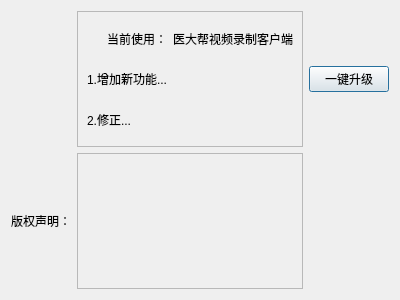
sunwenjieIT/wenjie-obs-personal, file obs/forms/YDBUpdate.ui: the form before one commit.
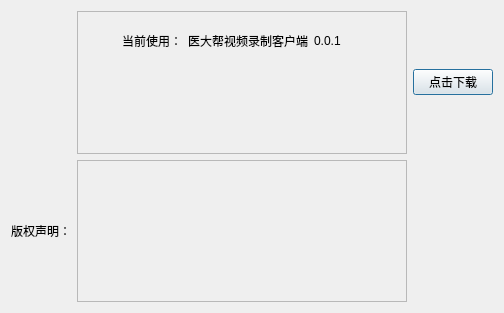
The form after the commit. Icons and pictures are not drawn.

```diff
--- a/obs/forms/YDBUpdate.ui
+++ b/obs/forms/YDBUpdate.ui
@@ -6,8 +6,8 @@
    <rect>
     <x>0</x>
     <y>0</y>
-    <width>400</width>
-    <height>300</height>
+    <width>504</width>
+    <height>313</height>
    </rect>
   </property>
   <property name="windowTitle">
@@ -31,7 +31,7 @@
    <item row="0" column="2">
     <widget class="QPushButton" name="pushButton">
      <property name="text">
-      <string>一键升级</string>
+      <string>点击下载</string>
      </property>
     </widget>
    </item>
@@ -45,11 +45,27 @@
        <rect>
         <x>0</x>
         <y>0</y>
-        <width>230</width>
-        <height>136</height>
+        <width>334</width>
+        <height>143</height>
        </rect>
       </property>
-      <layout class="QGridLayout" name="gridLayout">
+      <widget class="QWidget" name="gridLayoutWidget">
+       <property name="geometry">
+        <rect>
+         <x>9</x>
+         <y>9</y>
+         <width>321</width>
+         <height>131</height>
+        </rect>
+       </property>
+       <layout class="QGridLayout" name="gridLayout_3">
+        <item row="0" column="2">
+         <widget class="QLabel" name="version">
+          <property name="text">
+           <string>0.0.1</string>
+          </property>
+         </widget>
+        </item>
        <item row="0" column="0">
         <widget class="QLabel" name="label_2">
          <property name="layoutDirection">
@@ -70,23 +86,42 @@
          </property>
         </widget>
        </item>
-       <item row="1" column="0" colspan="2">
-        <widget class="QLabel" name="label_3">
-         <property name="text">
-          <string>1.增加新功能...</string>
-         </property>
-        </widget>
-       </item>
-       <item row="2" column="0" colspan="2">
+        <item row="2" column="0" colspan="3">
         <widget class="QLabel" name="label_4">
+          <property name="enabled">
+           <bool>true</bool>
+          </property>
+          <property name="sizePolicy">
+           <sizepolicy hsizetype="Preferred" vsizetype="Preferred">
+            <horstretch>0</horstretch>
+            <verstretch>0</verstretch>
+           </sizepolicy>
+          </property>
          <property name="text">
-          <string>2.修正...</string>
+           <string/>
+          </property>
+          <property name="textFormat">
+           <enum>Qt::RichText</enum>
+          </property>
+          <property name="alignment">
+           <set>Qt::AlignLeading|Qt::AlignLeft|Qt::AlignTop</set>
+          </property>
+          <property name="wordWrap">
+           <bool>true</bool>
+          </property>
+         </widget>
+        </item>
+        <item row="1" column="0" colspan="3">
+         <widget class="QLabel" name="label_3">
+          <property name="text">
+           <string/>
          </property>
         </widget>
        </item>
       </layout>
      </widget>
     </widget>
+    </widget>
    </item>
    <item row="1" column="0">
     <widget class="QLabel" name="label_6">
@@ -105,8 +140,8 @@
        <rect>
         <x>0</x>
         <y>0</y>
-        <width>230</width>
-        <height>136</height>
+        <width>334</width>
+        <height>142</height>
        </rect>
       </property>
      </widget>
```
Lines whose indentation alone changed are shown as unchanged.
